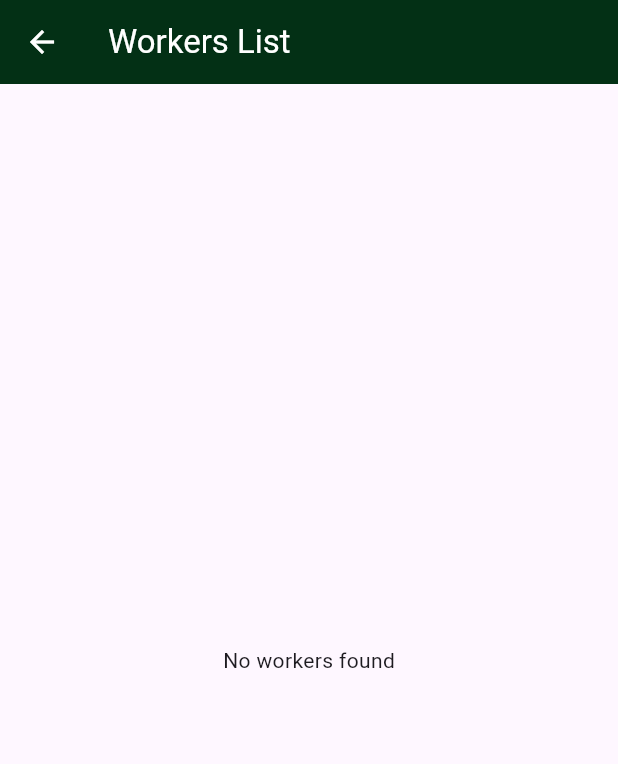
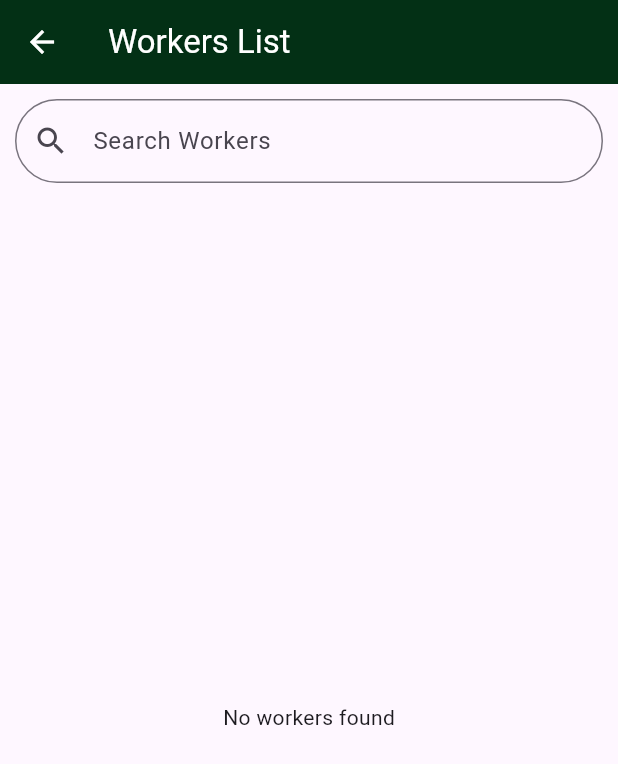
Before and after one commit to meghnabasil/Co.Nut-sam, a Flutter app: the WorkersList screen opened directly, on a phone screen of 412 x 824 dp. Shown: the top 764 px of the screen. Run offline on Flutter 3.47's test engine with Material 3 defaults, Android fonts, the phone set to English and light mode, and no system bars; our stand-ins replace carousel_slider, cloud_firestore, firebase_auth, firebase_core, image_picker, lottie and 1 more; accounts and stored records are empty.

Commit message:
commit 16/2/25,10:33pm

```diff
--- a/lib/view/productlist.dart
+++ b/lib/view/productlist.dart
@@ -1,5 +1,7 @@
 import 'package:dup/controller/vendor_controller.dart';
 import 'package:dup/view/CompanyDetail.dart';
+import 'package:dup/view/chat.dart';
+import 'package:dup/view/chatdetailscreen.dart';
 import 'package:dup/view/international.dart';
 import 'package:flutter/material.dart';
 import 'package:carousel_slider/carousel_slider.dart';
@@ -290,7 +292,7 @@ class _ProductDetailState extends State<ProductDetail> {
 
       floatingActionButton: FloatingActionButton(
         onPressed: () {
-          // Implement chat functionality
+       //  Navigator.push(context, MaterialPageRoute(builder: (context) => ChatDetailScreen({super.key, required this.name}),));
         },
         backgroundColor: Colors.grey,
         child: Icon(Icons.chat, color:Color(0xFF033015)),
--- a/lib/view/workerlist.dart
+++ b/lib/view/workerlist.dart
@@ -3,8 +3,14 @@ import 'package:cloud_firestore/cloud_firestore.dart';
 import '../model/worker_model.dart';
 import 'package:url_launcher/url_launcher.dart';
 
+class WorkersList extends StatefulWidget {
+  @override
+  _WorkersListState createState() => _WorkersListState();
+}
 
-class WorkersList extends StatelessWidget {
+class _WorkersListState extends State<WorkersList> {
+  String searchQuery = "";
+
   @override
   Widget build(BuildContext context) {
     return Scaffold(
@@ -13,7 +19,27 @@ class WorkersList extends StatelessWidget {
         backgroundColor: Color(0xFF033015),
         iconTheme: IconThemeData(color: Colors.white),
       ),
-      body: StreamBuilder<QuerySnapshot>(
+      body: Column(
+        children: [
+          Padding(
+            padding: const EdgeInsets.all(10.0),
+            child: TextField(
+              onChanged: (value) {
+                setState(() {
+                  searchQuery = value.toLowerCase();
+                });
+              },
+              decoration: InputDecoration(
+                labelText: "Search Workers",
+                prefixIcon: Icon(Icons.search),
+                border: OutlineInputBorder(
+                  borderRadius: BorderRadius.circular(30),
+                ),
+              ),
+            ),
+          ),
+          Expanded(
+            child: StreamBuilder<QuerySnapshot>(
               stream: FirebaseFirestore.instance.collection('workers').snapshots(),
               builder: (context, snapshot) {
                 if (snapshot.connectionState == ConnectionState.waiting) {
@@ -26,6 +52,9 @@ class WorkersList extends StatelessWidget {
                 var workers = snapshot.data!.docs.map((doc) {
                   var data = doc.data() as Map<String, dynamic>;
                   return Worker.fromMap(data);
+                }).where((worker) {
+                  return worker.workerName.toLowerCase().contains(searchQuery) ||
+                      worker.jobTitle.toLowerCase().contains(searchQuery);
                 }).toList();
 
                 return ListView.builder(
@@ -79,7 +108,7 @@ class WorkersList extends StatelessWidget {
                                     Text("City: ${worker.city}"),
                                     Align(
                                       alignment: Alignment.centerRight,
-                                child:  ElevatedButton(
+                                      child: ElevatedButton(
                                         onPressed: () {
                                           launchUrl(Uri.parse('tel:${worker.phone}'));
                                         },
@@ -116,7 +145,6 @@ class WorkersList extends StatelessWidget {
                           child: Row(
                             crossAxisAlignment: CrossAxisAlignment.start,
                             children: [
-                        // Worker details column.
                               Expanded(
                                 child: Column(
                                   crossAxisAlignment: CrossAxisAlignment.start,
@@ -136,7 +164,6 @@ class WorkersList extends StatelessWidget {
                                       ),
                                     ),
                                     SizedBox(height: 8),
-                              // Worker Details inside a box (Container)
                                     Container(
                                       width: double.infinity,
                                       padding: EdgeInsets.all(8),
@@ -152,8 +179,6 @@ class WorkersList extends StatelessWidget {
                                   ],
                                 ),
                               ),
-                        // Call button positioned on the right side.
-                        // Call button positioned on the right side.
                               ElevatedButton(
                                 onPressed: () {
                                   launchUrl(Uri.parse('tel:${worker.phone}'));
@@ -180,6 +205,9 @@ class WorkersList extends StatelessWidget {
                 );
               },
             ),
+          ),
+        ],
+      ),
     );
   }
 }
```
Also changed, not shown: lib/view/home.dart (+44 -9 lines), lib/view/international.dart (added, +15 -0 lines), lib/view/venregistration.dart (+9 -8 lines), lib/view/workerRegistration.dart (+10 -2 lines). Lines whose indentation alone changed are shown as unchanged.
